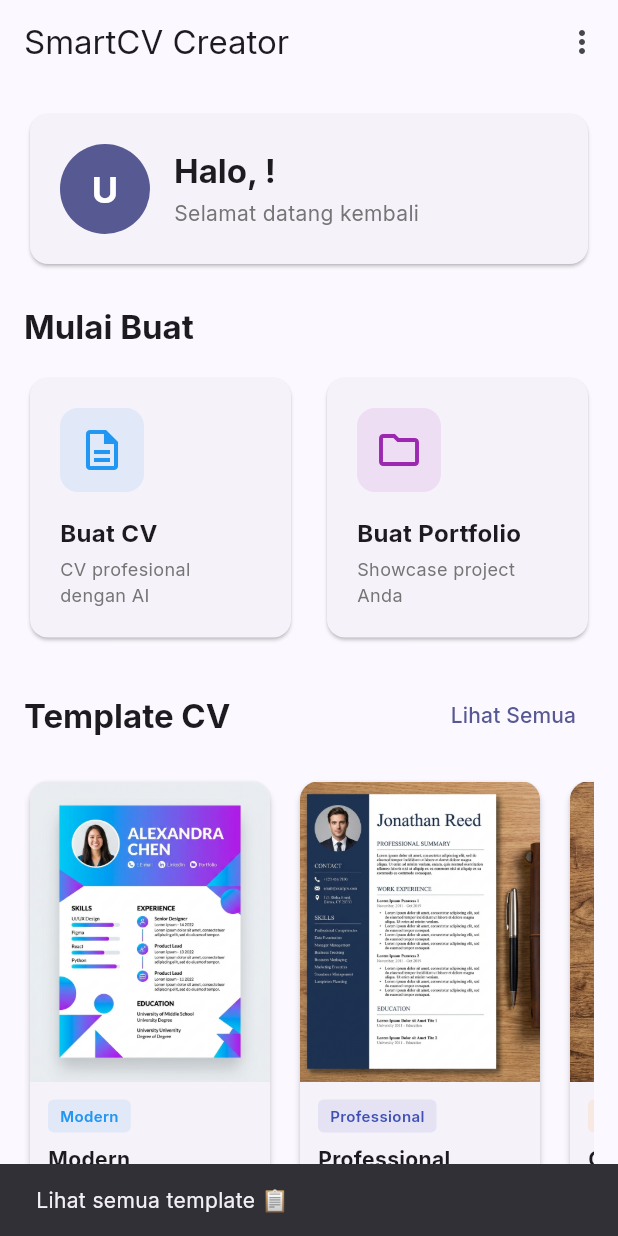
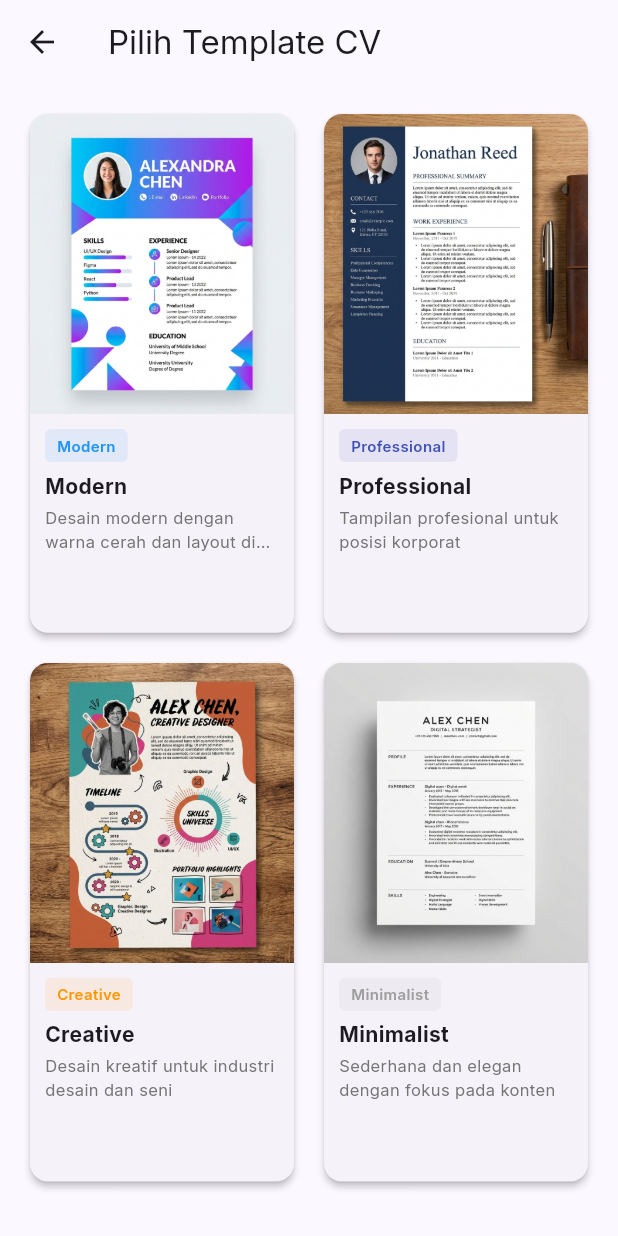
Before and after one commit to Julianarwansah/smartcv_creator_app, a Flutter app: the screen it shows once a user with an empty profile is signed in, after a tap on "Lihat Semua", on a phone screen of 412 x 824 dp. Run offline on Flutter 3.47's test engine with Material 3 defaults, Android fonts, the phone set to English and light mode, and no system bars; our stand-ins replace cloud_firestore, firebase_auth, firebase_core, google_fonts, pdf, printing; accounts and stored records are empty.

Commit message:
Memperbaiki overflow pada card template dan menambahkan halaman galeri template lengkap

```diff
--- a/lib/screens/home_screen.dart
+++ b/lib/screens/home_screen.dart
@@ -6,6 +6,7 @@ import '../providers/portfolio_provider.dart';
 import 'resume/resume_form_screen.dart';
 import 'resume/resume_preview_screen.dart';
 import 'profile/profile_screen.dart';
+import 'templates/template_gallery_screen.dart';
 import '../widgets/cv_template_card.dart';
 import '../data/cv_template_data.dart';
 
@@ -207,9 +208,10 @@ class _HomeScreenState extends State<HomeScreen> {
                   ),
                   TextButton(
                     onPressed: () {
-                      ScaffoldMessenger.of(context).showSnackBar(
-                        const SnackBar(
-                          content: Text('Lihat semua template 📋'),
+                      Navigator.push(
+                        context,
+                        MaterialPageRoute(
+                          builder: (context) => const TemplateGalleryScreen(),
                         ),
                       );
                     },
--- /dev/null
+++ b/lib/screens/templates/template_gallery_screen.dart
@@ -0,0 +1,35 @@
+import 'package:flutter/material.dart';
+import '../../data/cv_template_data.dart';
+import '../../widgets/cv_template_card.dart';
+
+class TemplateGalleryScreen extends StatelessWidget {
+  const TemplateGalleryScreen({super.key});
+
+  @override
+  Widget build(BuildContext context) {
+    return Scaffold(
+      appBar: AppBar(title: const Text('Pilih Template CV')),
+      body: Padding(
+        padding: const EdgeInsets.all(16),
+        child: GridView.builder(
+          gridDelegate: const SliverGridDelegateWithFixedCrossAxisCount(
+            crossAxisCount: 2,
+            childAspectRatio: 0.52,
+            crossAxisSpacing: 12,
+            mainAxisSpacing: 12,
+          ),
+          itemCount: cvTemplates.length,
+          itemBuilder: (context, index) {
+            final template = cvTemplates[index];
+            return CVTemplateCard(
+              template: template,
+              onTap: () {
+                Navigator.pop(context, template);
+              },
+            );
+          },
+        ),
+      ),
+    );
+  }
+}
--- a/lib/widgets/cv_template_card.dart
+++ b/lib/widgets/cv_template_card.dart
@@ -18,6 +18,7 @@ class CVTemplateCard extends StatelessWidget {
           width: 160,
           child: Column(
             crossAxisAlignment: CrossAxisAlignment.start,
+            mainAxisSize: MainAxisSize.min,
             children: [
               // Template Preview Image
               Container(
@@ -39,10 +40,12 @@ class CVTemplateCard extends StatelessWidget {
                 ),
               ),
               // Template Info
-              Padding(
-                padding: const EdgeInsets.all(12),
+              Flexible(
+                child: Padding(
+                  padding: const EdgeInsets.all(10),
                   child: Column(
                     crossAxisAlignment: CrossAxisAlignment.start,
+                    mainAxisSize: MainAxisSize.min,
                     children: [
                       // Category Badge
                       Container(
@@ -65,7 +68,7 @@ class CVTemplateCard extends StatelessWidget {
                           ),
                         ),
                       ),
-                    const SizedBox(height: 8),
+                      const SizedBox(height: 6),
                       // Template Name
                       Text(
                         template.name,
@@ -76,7 +79,7 @@ class CVTemplateCard extends StatelessWidget {
                         maxLines: 1,
                         overflow: TextOverflow.ellipsis,
                       ),
-                    const SizedBox(height: 4),
+                      const SizedBox(height: 3),
                       // Template Description
                       Text(
                         template.description,
@@ -85,6 +88,7 @@ class CVTemplateCard extends StatelessWidget {
                         overflow: TextOverflow.ellipsis,
                       ),
                     ],
+                  ),
                 ),
               ),
             ],
```
Lines whose indentation alone changed are shown as unchanged.
